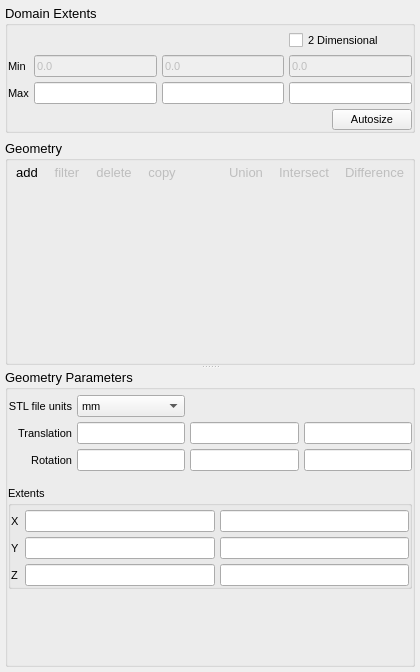
The window that gui/uifiles/geometry.ui (truongd8593/mfix) describes before a commit, drawn with Qt 5.
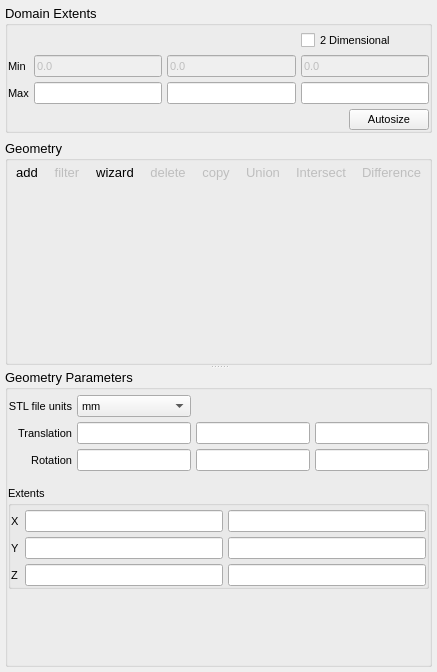
The same window after the commit. Custom widgets are drawn as their Qt base class.

Commit message: added random rotation to distribute wizard

Diff of the .ui file:
```diff
--- a/gui/uifiles/geometry.ui
+++ b/gui/uifiles/geometry.ui
@@ -293,6 +293,25 @@
             </property>
            </widget>
           </item>
+          <item>
+           <widget class="QToolButton" name="toolbutton_wizard">
+            <property name="enabled">
+             <bool>true</bool>
+            </property>
+            <property name="toolTip">
+             <string>Wizards</string>
+            </property>
+            <property name="text">
+             <string>wizard</string>
+            </property>
+            <property name="popupMode">
+             <enum>QToolButton::InstantPopup</enum>
+            </property>
+            <property name="autoRaise">
+             <bool>true</bool>
+            </property>
+           </widget>
+          </item>
           <item>
            <widget class="QToolButton" name="toolbutton_remove_geometry">
             <property name="enabled">
```
The commit also changes 5 other files.
